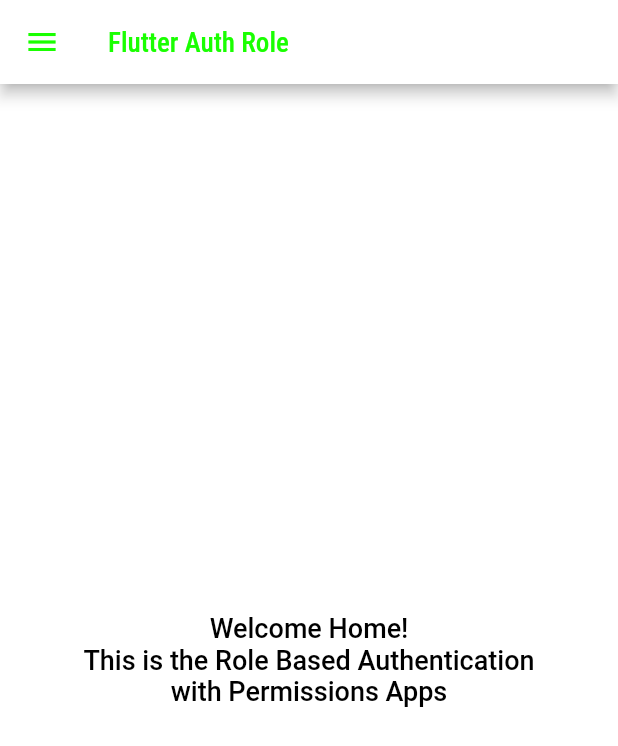
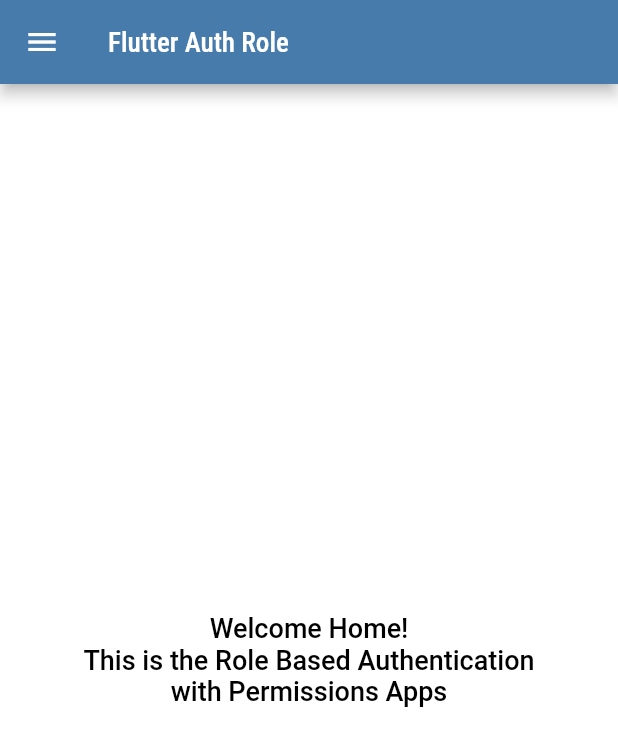
Before and after one commit to taras3189/daily-readings-admin-sdk, a Flutter app: the StatefulHomeWidget screen opened directly with empty values, on a phone screen of 412 x 824 dp. Shown: the top 746 px of the screen. Run offline on Flutter 3.47's test engine with Material 2 defaults, Android fonts, the phone set to English and light mode, and no system bars; our stand-ins replace cloud_firestore, email_validator, firebase_auth, firebase_core, flutter_easyloading, flutter_secure_storage and 2 more; missing offline and left inert: http_interceptor; accounts and stored records are empty; Roboto replaces fonts that are missing (Roboto Condensed).

Commit message:
Home 01 commit

```diff
--- a/lib/screens/home.dart
+++ b/lib/screens/home.dart
@@ -58,7 +58,7 @@ class _StatefulHomeWidget extends State<StatefulHomeWidget> {
     return Scaffold(
       backgroundColor: const Color.fromARGB(255, 255, 255, 255),
       appBar: AppBar(
-        iconTheme: const IconThemeData(color: Color.fromARGB(255, 26, 255, 1)),
+        iconTheme: const IconThemeData(color: Color.fromARGB(255, 255, 255, 255)),
         title: const Text(
           'Flutter Auth Role',
           style: TextStyle(
@@ -66,10 +66,10 @@ class _StatefulHomeWidget extends State<StatefulHomeWidget> {
             fontSize: 18.0,
             fontFamily: 'Roboto Condensed',
             fontWeight: FontWeight.w500,
-            color: Color.fromARGB(255, 26, 255, 1),
+            color: Color.fromARGB(255, 255, 255, 255),
           ),
         ),
-        backgroundColor: const Color.fromARGB(255, 255, 255, 255),
+        backgroundColor: const Color.fromARGB(255, 71, 123, 171),
       ),
       drawer: Drawer(
         child: Container(
@@ -79,7 +79,7 @@ class _StatefulHomeWidget extends State<StatefulHomeWidget> {
             children: [
               const DrawerHeader(
                 decoration: BoxDecoration(
-                  color: Color.fromARGB(255, 0, 0, 0),
+                  color: Color.fromARGB(255, 71, 123, 171),
                 ),
                 child: Center(
                   child: Text(
@@ -90,7 +90,7 @@ class _StatefulHomeWidget extends State<StatefulHomeWidget> {
                       fontSize: 18.0,
                       fontFamily: 'Roboto',
                       fontWeight: FontWeight.w500,
-                      color: Color.fromARGB(255, 26, 255, 1),
+                      color: Color.fromARGB(255, 255, 255, 255),
                     ),
                   ),
                 ),
@@ -98,8 +98,8 @@ class _StatefulHomeWidget extends State<StatefulHomeWidget> {
               Container(
                 decoration: const BoxDecoration(
                   border: Border(
-                    left: BorderSide(
-                        width: 6.0, color: Color.fromARGB(255, 0, 0, 0)),
+                    // left: BorderSide(
+                    //     width: 6.0, color: Color.fromARGB(255, 0, 0, 0)),
                     bottom: BorderSide(
                         width: 1.0, color: Color.fromARGB(255, 0, 0, 0)),
                   ),
@@ -112,7 +112,7 @@ class _StatefulHomeWidget extends State<StatefulHomeWidget> {
                       fontSize: 18.0,
                       fontFamily: 'Roboto',
                       fontWeight: FontWeight.w500,
-                      color: Color.fromARGB(255, 26, 255, 1),
+                      color: Color.fromARGB(255, 0, 0, 0),
                     ),
                   ),
                   onTap: () {
@@ -128,8 +128,8 @@ class _StatefulHomeWidget extends State<StatefulHomeWidget> {
               Container(
                 decoration: const BoxDecoration(
                   border: Border(
-                    left: BorderSide(
-                        width: 6.0, color: Color.fromARGB(255, 0, 0, 0)),
+                    // left: BorderSide(
+                    //     width: 6.0, color: Color.fromARGB(255, 0, 0, 0)),
                     bottom: BorderSide(
                         width: 1.0, color: Color.fromARGB(255, 0, 0, 0)),
                   ),
@@ -142,7 +142,7 @@ class _StatefulHomeWidget extends State<StatefulHomeWidget> {
                       fontSize: 18.0,
                       fontFamily: 'Roboto',
                       fontWeight: FontWeight.w500,
-                      color: Color.fromARGB(255, 26, 255, 1),
+                      color: Color.fromARGB(255, 0, 0, 0),
                     ),
                   ),
                   onTap: () {
@@ -158,8 +158,8 @@ class _StatefulHomeWidget extends State<StatefulHomeWidget> {
               Container(
                 decoration: const BoxDecoration(
                   border: Border(
-                    left: BorderSide(
-                        width: 6.0, color: Color.fromARGB(255, 0, 0, 0)),
+                    // left: BorderSide(
+                    //     width: 6.0, color: Color.fromARGB(255, 0, 0, 0)),
                     bottom: BorderSide(
                         width: 1.0, color: Color.fromARGB(255, 0, 0, 0)),
                   ),
@@ -172,7 +172,7 @@ class _StatefulHomeWidget extends State<StatefulHomeWidget> {
                       fontSize: 18.0,
                       fontFamily: 'Roboto',
                       fontWeight: FontWeight.w500,
-                      color: Color.fromARGB(255, 26, 255, 1),
+                      color: Color.fromARGB(255, 0, 0, 0),
                     ),
                   ),
                   onTap: () {
@@ -188,8 +188,8 @@ class _StatefulHomeWidget extends State<StatefulHomeWidget> {
               Container(
                 decoration: const BoxDecoration(
                   border: Border(
-                    left: BorderSide(
-                        width: 6.0, color: Color.fromARGB(255, 0, 0, 0)),
+                    // left: BorderSide(
+                    //     width: 6.0, color: Color.fromARGB(255, 0, 0, 0)),
                     bottom: BorderSide(
                         width: 1.0, color: Color.fromARGB(255, 0, 0, 0)),
                   ),
@@ -202,7 +202,7 @@ class _StatefulHomeWidget extends State<StatefulHomeWidget> {
                       fontSize: 18.0,
                       fontFamily: 'Roboto',
                       fontWeight: FontWeight.w500,
-                      color: Color.fromARGB(255, 26, 255, 1),
+                      color: Color.fromARGB(255, 0, 0, 0),
                     ),
                   ),
                   onTap: () async {
--- a/lib/screens/login.dart
+++ b/lib/screens/login.dart
@@ -121,7 +121,7 @@ class _StatefulLoginWidget extends State<StatefulLoginWidget> {
                   keyboardType: TextInputType.emailAddress,
                   decoration: const InputDecoration(
                     errorStyle:
-                        TextStyle(color: Color.fromARGB(255, 71, 123, 171)),
+                        TextStyle(color: Color.fromARGB(255, 203, 12, 12)),
                     fillColor: Color.fromARGB(255, 255, 255, 255),
                     enabledBorder: OutlineInputBorder(
                       borderRadius: BorderRadius.all(Radius.circular(5.0)),
@@ -179,7 +179,7 @@ class _StatefulLoginWidget extends State<StatefulLoginWidget> {
                   keyboardType: TextInputType.emailAddress,
                   decoration: const InputDecoration(
                     errorStyle:
-                        TextStyle(color: Color.fromARGB(255, 71, 123, 171)),
+                        TextStyle(color: Color.fromARGB(255, 203, 12, 12)),
                     fillColor: Color.fromARGB(255, 255, 255, 255),
                     enabledBorder: OutlineInputBorder(
                       borderRadius: BorderRadius.all(Radius.circular(5.0)),
--- a/lib/screens/register.dart
+++ b/lib/screens/register.dart
@@ -78,7 +78,7 @@ class _StatefulRegisterWidget extends State<StatefulRegisterWidget> {
                   autocorrect: true,
                   keyboardType: TextInputType.emailAddress,
                   decoration: const InputDecoration(
-                    errorStyle: TextStyle(color: Color.fromARGB(255, 71, 123, 171)),
+                    errorStyle: TextStyle(color: Color.fromARGB(255, 203, 12, 12)),
                     fillColor: Color.fromARGB(255, 255, 255, 255),
                     enabledBorder: OutlineInputBorder(
                       borderRadius: BorderRadius.all(Radius.circular(5.0)),
@@ -135,7 +135,7 @@ class _StatefulRegisterWidget extends State<StatefulRegisterWidget> {
                   obscureText: true,
                   keyboardType: TextInputType.text,
                   decoration: const InputDecoration(
-                    errorStyle: TextStyle(color: Color.fromARGB(255, 71, 123, 171)),
+                    errorStyle: TextStyle(color: Color.fromARGB(255, 203, 12, 12)),
                     fillColor: Color.fromARGB(255, 255, 255, 255),
                     enabledBorder: OutlineInputBorder(
                       borderRadius: BorderRadius.all(Radius.circular(5.0)),
@@ -189,7 +189,7 @@ class _StatefulRegisterWidget extends State<StatefulRegisterWidget> {
                   autocorrect: true,
                   keyboardType: TextInputType.emailAddress,
                   decoration: const InputDecoration(
-                    errorStyle: TextStyle(color: Color.fromARGB(255, 26, 255, 1)),
+                    errorStyle: TextStyle(color: Color.fromARGB(255, 203, 12, 12)),
                     fillColor: Color.fromARGB(255, 255, 255, 255),
                     enabledBorder: OutlineInputBorder(
                       borderRadius: BorderRadius.all(Radius.circular(5.0)),
```
